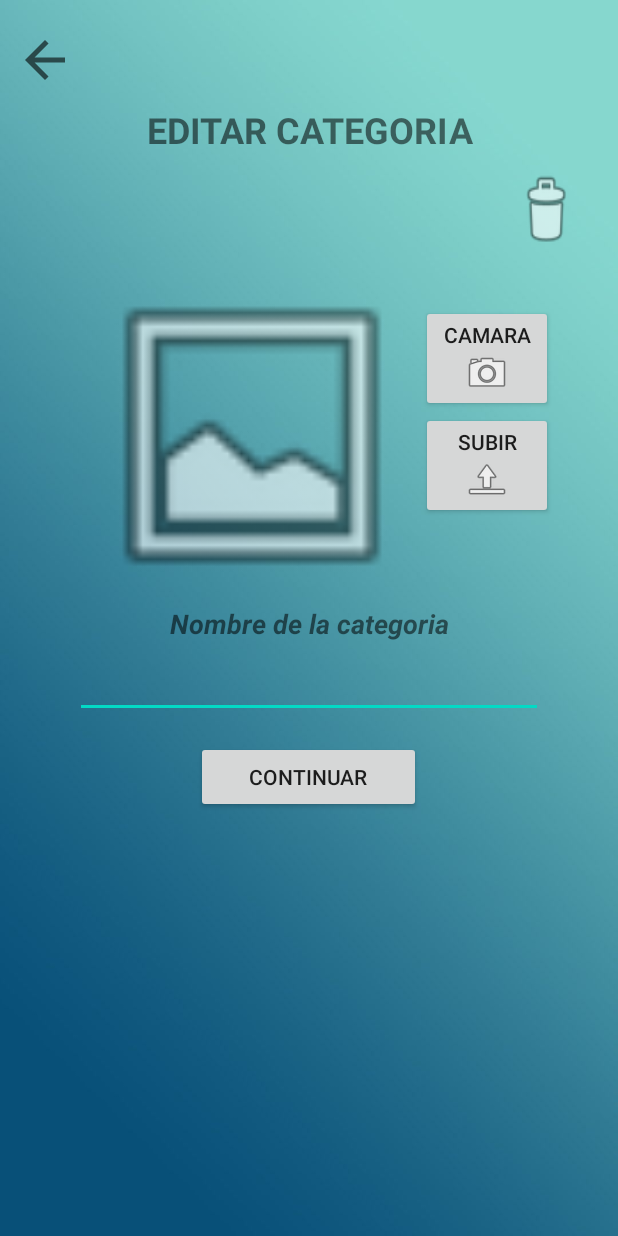
After one commit to IgnacioJaen/Frontend_NA, an Android app: the layout activity_edit_category.xml on its own in the app's theme, with its tools: preview values and no code run, on a phone screen of 412 x 824 dp. The commit adds this screen. Run offline under Robolectric (Android 15) with nearby library versions, the phone set to English and light mode, and no system bars.

Commit message:
Se agrego la interfaz de editar categoria, para el metodo PUT en CategoryApi, se añadieron TOAST para mostrar mensajes de exito y de error.

```diff
--- a/Frontend/app/src/main/java/com/example/frontend/activity/AddCategoryActivity.java
+++ b/Frontend/app/src/main/java/com/example/frontend/activity/AddCategoryActivity.java
@@ -35,6 +35,7 @@ public class AddCategoryActivity extends AppCompatActivity {
 
         name = findViewById(R.id.etName);
         btnNext = findViewById(R.id.btnNext);
+        btnBack = findViewById(R.id.btnBack);
 
         btnBack.setOnClickListener(new View.OnClickListener() {
             @Override
@@ -77,6 +78,7 @@ public class AddCategoryActivity extends AppCompatActivity {
                                 Log.d("code","Code: " + response.code());
                                 return;
                             }
+                            Toast.makeText(getApplicationContext(), "Categoria agregada exitosamente", Toast.LENGTH_SHORT).show();
                             Intent intent = new Intent (AddCategoryActivity.this, CategoryActivity.class);
                             startActivity(intent);
                         }
--- /dev/null
+++ b/Frontend/app/src/main/res/layout/activity_edit_category.xml
@@ -0,0 +1,74 @@
+<?xml version="1.0" encoding="utf-8"?>
+<androidx.constraintlayout.widget.ConstraintLayout
+        xmlns:android="http://schemas.android.com/apk/res/android"
+        xmlns:tools="http://schemas.android.com/tools"
+        xmlns:app="http://schemas.android.com/apk/res-auto"
+        android:layout_width="match_parent"
+        android:layout_height="match_parent"
+        android:background="@drawable/addbackground"
+        tools:context=".activity.EditCategoryActivity">
+
+    <LinearLayout
+            android:orientation="vertical"
+            android:layout_width="match_parent"
+            android:layout_height="match_parent">
+        <Button
+                android:layout_marginLeft="10dp"
+                android:layout_width="40dp"
+                android:background="@null"
+                android:layout_height="40dp" android:id="@+id/btnBack" android:layout_marginTop="20dp"
+                android:foreground="@drawable/ic_back"/>
+        <TextView
+                android:text="Editar Categoria"
+                android:layout_width="match_parent"
+                android:layout_height="wrap_content" android:id="@+id/textView3" android:layout_marginTop="10dp"
+                android:textStyle="bold" android:textAllCaps="true" android:textSize="24sp" android:gravity="center"/>
+        <Button
+                android:layout_width="45dp"
+                android:background="@null"
+                android:layout_height="55dp" android:id="@+id/btnDelete"
+                android:layout_gravity="end" android:layout_marginTop="10dp" android:layout_marginRight="25dp"
+                android:foreground="@android:drawable/ic_menu_delete"/>
+        <LinearLayout
+                android:orientation="horizontal"
+                android:layout_width="wrap_content"
+                android:layout_height="wrap_content" android:layout_marginTop="10dp">
+            <ImageView
+                    android:layout_width="225dp"
+                    android:layout_height="225dp" app:srcCompat="@android:drawable/ic_menu_gallery"
+                    android:id="@+id/imageView" android:layout_marginLeft="55dp"/>
+            <LinearLayout
+                    android:orientation="vertical"
+                    android:layout_width="match_parent"
+                    android:layout_height="match_parent">
+                <Button
+                        android:text="CAMARA"
+                        android:layout_width="match_parent"
+                        android:layout_height="wrap_content" android:id="@+id/btnCamera" android:layout_marginTop="25dp"
+                        android:drawableBottom="@android:drawable/ic_menu_camera"/>
+                <Button
+                        android:text="SUBIR"
+                        android:layout_width="match_parent"
+                        android:layout_height="wrap_content" android:id="@+id/btnUpload"
+                        android:drawableBottom="@android:drawable/ic_menu_upload"/>
+            </LinearLayout>
+        </LinearLayout>
+        <TextView
+                android:text="Nombre de la categoria"
+                android:layout_width="match_parent"
+                android:layout_height="wrap_content" android:id="@+id/textView" android:textStyle="bold|italic"
+                android:textSize="18sp" android:gravity="center"/>
+        <EditText
+                android:layout_width="match_parent"
+                android:layout_height="wrap_content"
+                android:inputType="textPersonName"
+                android:ems="10"
+                android:id="@+id/etName" android:layout_gravity="center" android:textColor="#A5A0A0"
+                android:layout_marginLeft="50dp" android:layout_marginRight="50dp" android:layout_marginTop="5dp"/>
+        <Button
+                android:text="CONTINUAR"
+                android:layout_width="150dp"
+                android:layout_height="wrap_content" android:id="@+id/btnNext"
+                android:layout_marginTop="15dp" android:layout_gravity="center"/>
+    </LinearLayout>
+</androidx.constraintlayout.widget.ConstraintLayout>
```
Also changed, not shown: Frontend/app/src/main/java/com/example/frontend/activity/CategoryActivity.java (+6 -5 lines), Frontend/app/src/main/java/com/example/frontend/activity/EditCategoryActivity.java (added, +137 -0 lines), Frontend/app/src/main/java/com/example/frontend/api/CategoryApi.java (+10 -1 lines).
